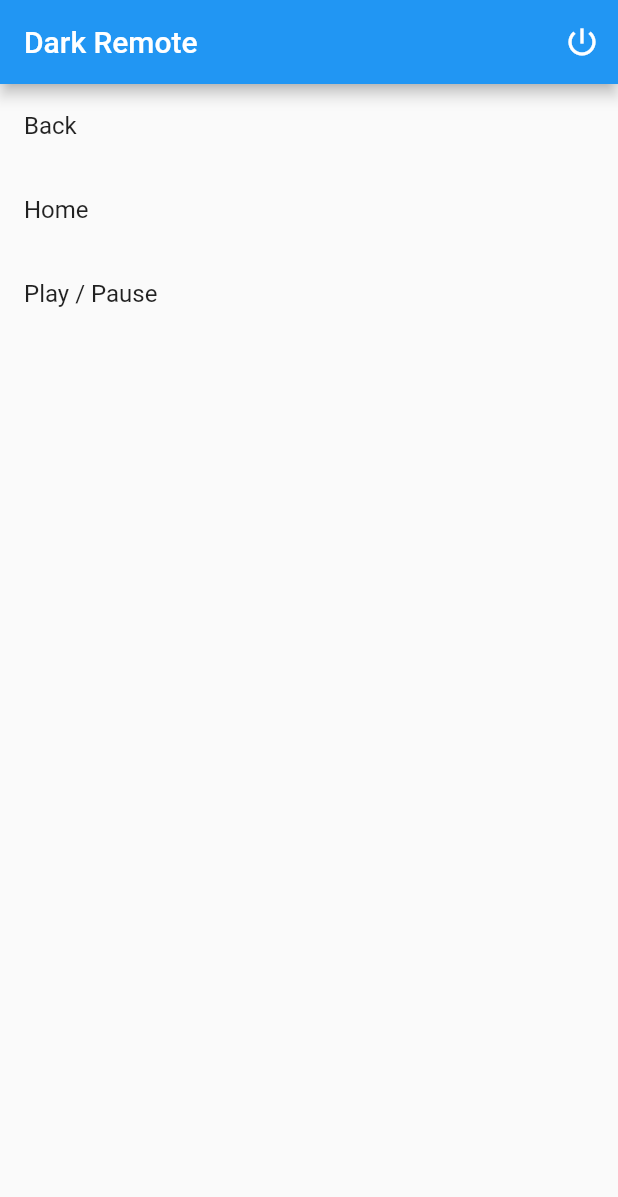
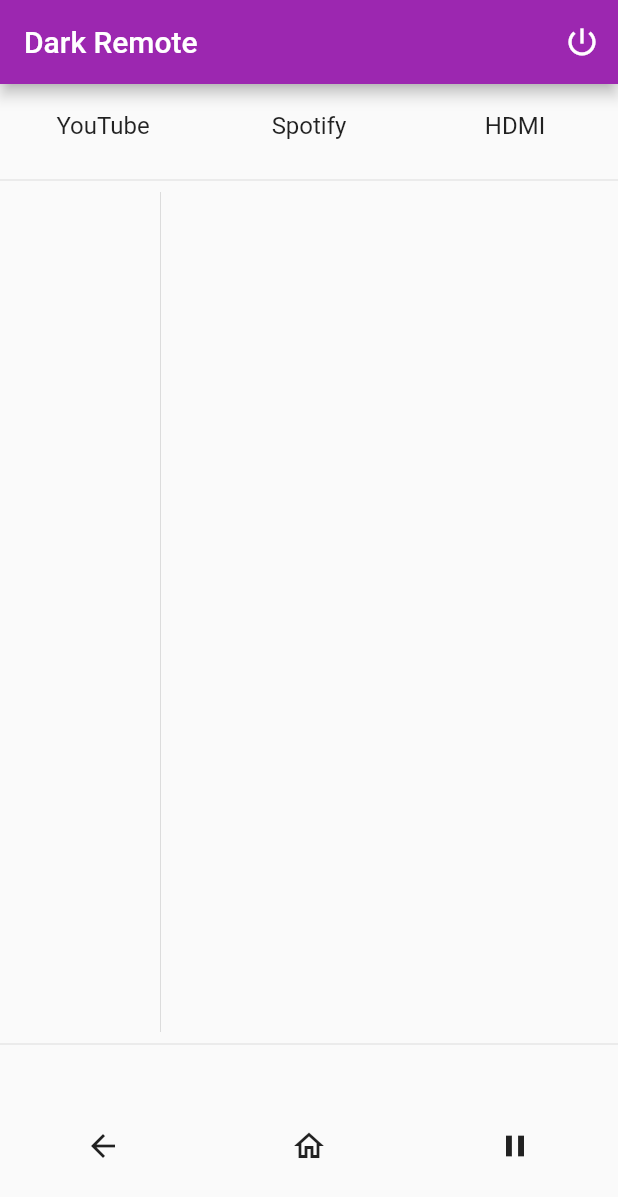
Before and after one commit to darkwater/dark_remote, a Flutter app: the screen it shows after launch, on a phone screen of 412 x 824 dp. Shown: the top 1197 px of the screen. Run offline on Flutter 3.47's test engine with Material 2 defaults, Android fonts, the phone set to English and light mode, and no system bars; our stand-ins replace dio, shared_preferences, wakelock; network calls fail.

Commit message:
touch up UI

```diff
--- a/lib/main.dart
+++ b/lib/main.dart
@@ -1,13 +1,21 @@
 import 'dart:convert';
+import 'dart:developer';
 import 'dart:io';
-import 'dart:math';
+import 'dart:math' hide log;
 
+import 'package:dio/dio.dart';
 import 'package:flutter/material.dart';
 import 'package:flutter/services.dart';
 import 'package:shared_preferences/shared_preferences.dart';
 import 'package:web_socket_channel/web_socket_channel.dart';
+import 'package:wakelock/wakelock.dart';
 
 late final SharedPreferences preferences;
+
+const applications = {
+  "youtube": "111299001912",
+  "spotify": "3201606009684",
+};
 
 class MyHttpOverrides extends HttpOverrides {
   @override
@@ -33,8 +41,11 @@ class MyApp extends StatelessWidget {
   Widget build(BuildContext context) {
     return MaterialApp(
       title: 'Flutter Demo',
-      theme: ThemeData(
-        primarySwatch: Colors.blue,
+      theme: ThemeData(primarySwatch: Colors.purple),
+      darkTheme: ThemeData(
+        brightness: Brightness.dark,
+        primarySwatch: Colors.purple,
+        dividerColor: Colors.purple,
       ),
       home: const MyHomePage(),
     );
@@ -57,8 +68,11 @@ class _MyHomePageState extends State<MyHomePage> {
   void initState() {
     super.initState();
 
+    Wakelock.enable();
+
     final name = base64Encode("dark-remote".codeUnits);
 
+    print("connecting...");
     socket = WebSocketChannel.connect(
       Uri(
         scheme: "wss",
@@ -103,52 +117,108 @@ class _MyHomePageState extends State<MyHomePage> {
       ),
       body: Column(
         children: [
-          ListView(
-            shrinkWrap: true,
+          Row(
             children: [
-              ListTile(
-                title: const Text("Back"),
-                onTap: () => _pressKey("KEY_RETURN"),
+              Expanded(
+                child: ListTile(
+                  title: const Text("YouTube", textAlign: TextAlign.center),
+                  onTap: () async {
+                    final res = await Dio().post(
+                      "http://192.168.0.95:8001/api/v2/applications/" +
+                          applications["youtube"]!,
+                    );
+
+                    inspect(res.data);
+                  },
                 ),
-              ListTile(
-                title: const Text("Home"),
-                onTap: () => _pressKey("KEY_HOME"),
               ),
-              ListTile(
-                title: const Text("Play / Pause"),
+              Expanded(
+                child: ListTile(
+                  title: const Text("Spotify", textAlign: TextAlign.center),
+                  onTap: () async {
+                    final res = await Dio().post(
+                      "http://192.168.0.95:8001/api/v2/applications/" +
+                          applications["spotify"]!,
+                    );
+
+                    inspect(res.data);
+                  },
+                ),
+              ),
+              Expanded(
+                child: ListTile(
+                  title: const Text("HDMI", textAlign: TextAlign.center),
                   onTap: () => _pressKey("KEY_HDMI"),
+                ),
               ),
             ],
           ),
+          const Divider(),
           Expanded(
+            child: Row(
+              children: [
+                Expanded(
+                  child: GestureDetector(
+                    onVerticalDragStart: (_) => _dragDelta = Offset.zero,
+                    onVerticalDragUpdate: (d) {
+                      _dragDelta = _dragDelta! + d.delta;
+
+                      const threshold = 30.0;
+
+                      if (_dragDelta!.distance > threshold) {
+                        final dir =
+                            (_dragDelta!.direction / pi * 2 + 0.5).floor();
+                        switch (dir) {
+                          case -1:
+                            _pressKey("KEY_VOLUP");
+                            _dragDelta = _dragDelta!.translate(0, threshold);
+                            break;
+                          case 1:
+                            _pressKey("KEY_VOLDOWN");
+                            _dragDelta = _dragDelta!.translate(0, -threshold);
+                            break;
+                        }
+                      }
+                    },
+                    onVerticalDragEnd: (_) => _dragDelta = null,
+                    onVerticalDragCancel: () => _dragDelta = null,
+                    onTap: () => _pressKey("KEY_MUTE"),
+                  ),
+                ),
+                const VerticalDivider(),
+                Expanded(
+                  flex: 3,
                   child: GestureDetector(
                     onPanStart: (_) => _dragDelta = Offset.zero,
                     onPanUpdate: (d) {
                       _dragDelta = _dragDelta! + d.delta;
 
-                const threshold = 80.0;
+                      const threshold = 60.0;
 
                       if (_dragDelta!.distance > threshold) {
-                  HapticFeedback.selectionClick();
-
-                  final dir = (_dragDelta!.direction / pi * 2 + 0.5).floor();
+                        final dir =
+                            (_dragDelta!.direction / pi * 2 + 0.5).floor();
                         switch (dir) {
                           case 2:
                           case -2:
                             _pressKey("KEY_LEFT");
-                      _dragDelta = _dragDelta!.translate(threshold, 0);
+                            _dragDelta = _dragDelta!
+                                .translate(threshold, -_dragDelta!.dy);
                             break;
                           case -1:
                             _pressKey("KEY_UP");
-                      _dragDelta = _dragDelta!.translate(0, threshold);
+                            _dragDelta = _dragDelta!
+                                .translate(-_dragDelta!.dx, threshold);
                             break;
                           case 0:
                             _pressKey("KEY_RIGHT");
-                      _dragDelta = _dragDelta!.translate(-threshold, 0);
+                            _dragDelta = _dragDelta!
+                                .translate(-threshold, -_dragDelta!.dy);
                             break;
                           case 1:
                             _pressKey("KEY_DOWN");
-                      _dragDelta = _dragDelta!.translate(0, -threshold);
+                            _dragDelta = _dragDelta!
+                                .translate(-_dragDelta!.dx, -threshold);
                             break;
                         }
                       }
@@ -160,11 +230,42 @@ class _MyHomePageState extends State<MyHomePage> {
                 ),
               ],
             ),
+          ),
+          const Divider(),
+          SizedBox(
+            height: 120,
+            child: Row(
+              children: [
+                Expanded(
+                  child: InkWell(
+                    child: const Center(child: Icon(Icons.arrow_back)),
+                    onTap: () => _pressKey("KEY_RETURN"),
+                  ),
+                ),
+                Expanded(
+                  child: InkWell(
+                    child: const Center(child: Icon(Icons.home_outlined)),
+                    onTap: () => _pressKey("KEY_HOME"),
+                  ),
+                ),
+                Expanded(
+                  child: InkWell(
+                    child: const Center(child: Icon(Icons.pause)),
+                    onTap: () => _pressKey("KEY_ENTER"),
+                  ),
+                ),
+              ],
+            ),
+          ),
+        ],
+      ),
     );
   }
 
-  void _pressKey(String key) {
+  void _pressKey(Object key) {
     print("pressing $key");
+
+    HapticFeedback.lightImpact();
 
     socket.sink.add(jsonEncode(
       {
--- a/pubspec.yaml
+++ b/pubspec.yaml
@@ -36,6 +36,8 @@ dependencies:
   cupertino_icons: ^1.0.2
   web_socket_channel: ^2.2.0
   shared_preferences: ^2.0.15
+  dio: ^4.0.6
+  wakelock: ^0.6.2
 
 dev_dependencies:
   flutter_test:
```
Also changed, not shown: pubspec.lock. Lines whose indentation alone changed are shown as unchanged.
